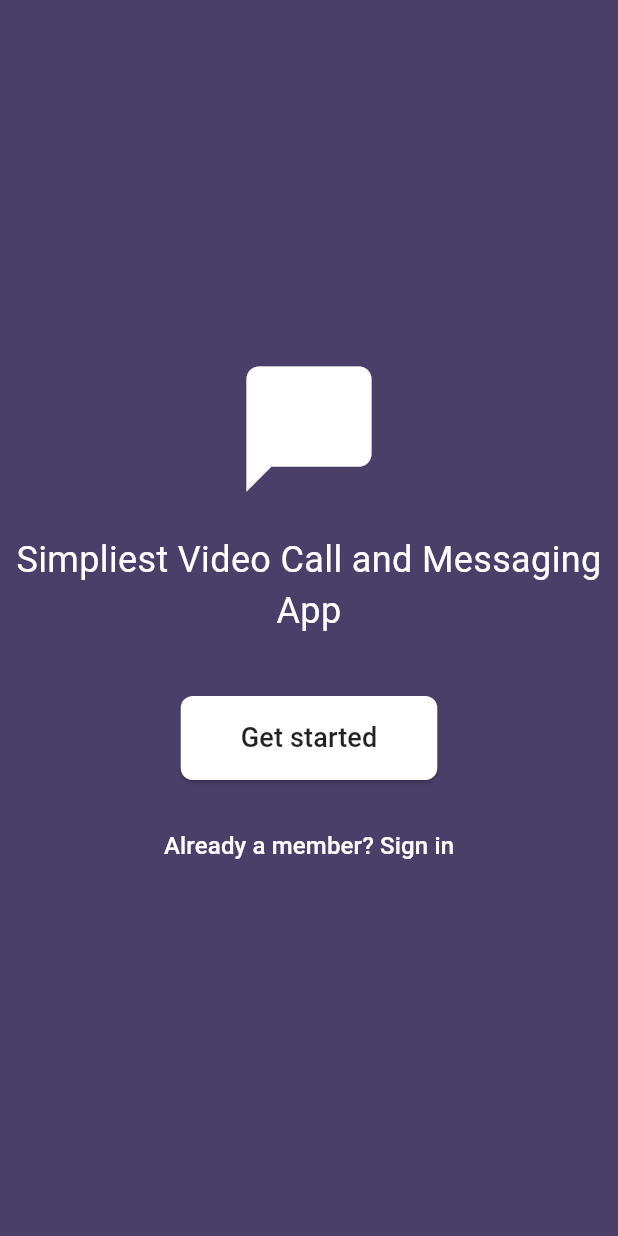
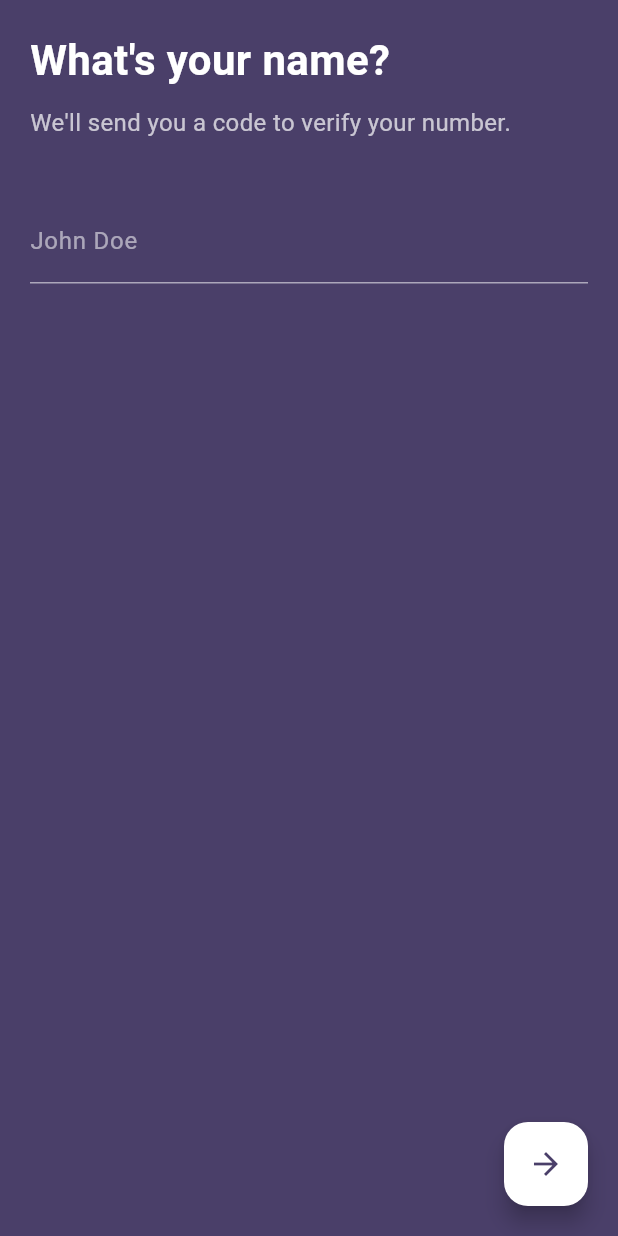
Before and after one commit to Modather22222/messaging_app, a Flutter app: the screen it shows after launch, after a tap on "Get started", on a phone screen of 412 x 824 dp. Run offline on Flutter 3.47's test engine with Material 3 defaults, Android fonts, the phone set to English and light mode, and no system bars; our stand-ins replace country_code_picker.

Commit message:
tthe second and the third screens but the quta limit is exceeded

```diff
--- /dev/null
+++ b/lib/screens/name_screen.dart
@@ -0,0 +1,68 @@
+import 'package:flutter/material.dart';
+import 'package:messaging_app/screens/phone_screen.dart';
+
+class NameScreen extends StatelessWidget {
+  const NameScreen({super.key});
+
+  @override
+  Widget build(BuildContext context) {
+    return Scaffold(
+      backgroundColor: const Color(0xFF4A3F69),
+      body: Padding(
+        padding: const EdgeInsets.all(20.0),
+        child: Column(
+          mainAxisAlignment: MainAxisAlignment.center,
+          crossAxisAlignment: CrossAxisAlignment.start,
+          children: <Widget>[
+            const Text(
+              "What's your name?",
+              style: TextStyle(
+                color: Colors.white,
+                fontSize: 28,
+                fontWeight: FontWeight.bold,
+              ),
+            ),
+            const SizedBox(height: 10),
+            const Text(
+              "We'll send you a code to verify your number.",
+              style: TextStyle(color: Colors.white70, fontSize: 16),
+            ),
+            const SizedBox(height: 40),
+            const TextField(
+              style: TextStyle(color: Colors.white),
+              decoration: InputDecoration(
+                labelText: 'John Doe',
+                labelStyle: TextStyle(color: Colors.white54),
+                enabledBorder: UnderlineInputBorder(
+                  borderSide: BorderSide(color: Colors.white54),
+                ),
+                focusedBorder: UnderlineInputBorder(
+                  borderSide: BorderSide(color: Colors.white),
+                ),
+              ),
+            ),
+            const Spacer(),
+            Align(
+              alignment: Alignment.bottomRight,
+              child: FloatingActionButton(
+                onPressed: () {
+                  Navigator.push(
+                    context,
+                    MaterialPageRoute(
+                      builder: (context) => const PhoneScreen(),
+                    ),
+                  );
+                },
+                backgroundColor: Colors.white,
+                child: const Icon(
+                  Icons.arrow_forward,
+                  color: Color(0xFF4A3F69),
+                ),
+              ),
+            ),
+          ],
+        ),
+      ),
+    );
+  }
+}
--- a/lib/screens/splash_screen.dart
+++ b/lib/screens/splash_screen.dart
@@ -1,4 +1,5 @@
 import 'package:flutter/material.dart';
+import 'package:messaging_app/screens/name_screen.dart';
 
 class SplashScreen extends StatelessWidget {
   const SplashScreen({super.key});
@@ -36,7 +37,10 @@ class SplashScreen extends StatelessWidget {
                   ),
                 ),
                 onPressed: () {
-                  // TODO: Handle 'Get started' button press
+                  Navigator.push(
+                    context,
+                    MaterialPageRoute(builder: (context) => const NameScreen()),
+                  );
                 },
                 child: const Text(
                   'Get started',
--- a/pubspec.yaml
+++ b/pubspec.yaml
@@ -9,6 +9,7 @@ environment:
 dependencies:
   flutter:
     sdk: flutter
+  country_code_picker: ^3.4.1
 
 dev_dependencies:
   flutter_test:
```
Also changed, not shown: lib/screens/phone_screen.dart (added, +80 -0 lines), pubspec.lock.
